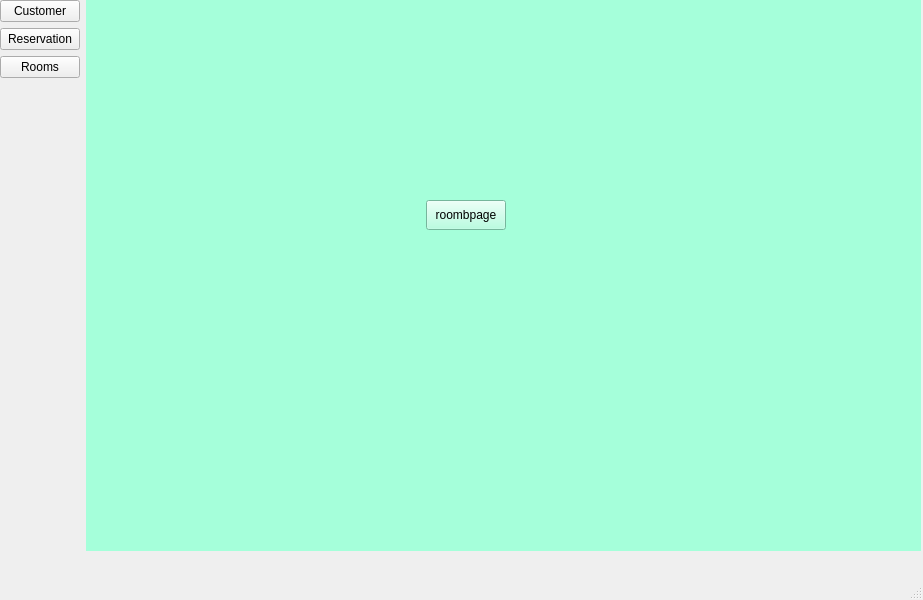
Before: the Qt Designer form src/designer/main_window.ui in trung-kieen/hotel-booking-system, drawn with Qt 5.
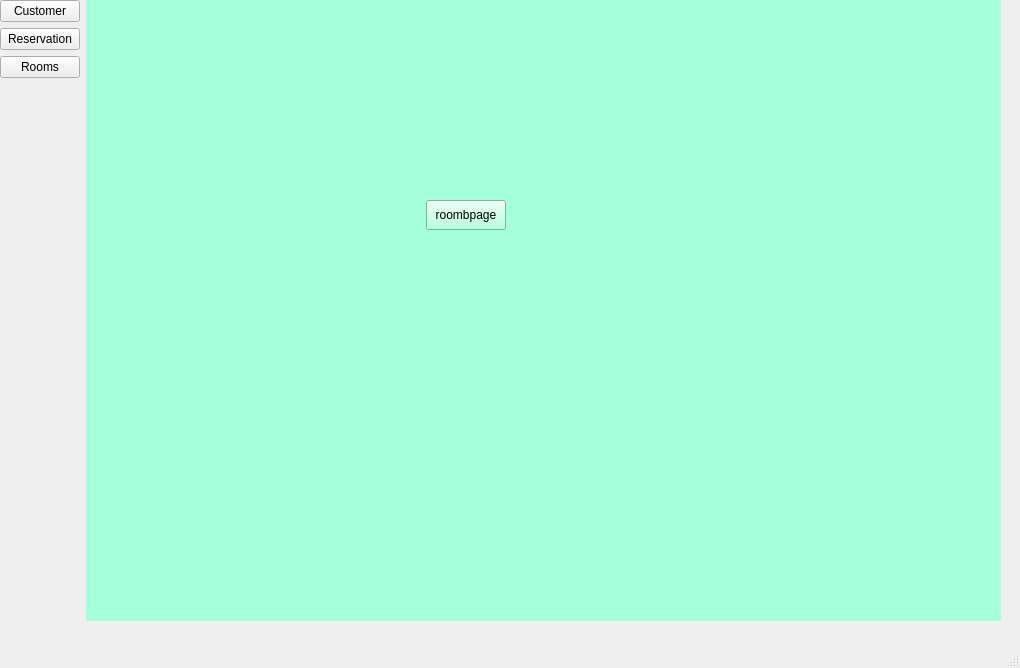
After: the same form once the commit is applied.

Commit message: feat: ✨ center layout response

Patch:
```diff
--- a/src/designer/main_window.ui
+++ b/src/designer/main_window.ui
@@ -6,8 +6,8 @@
    <rect>
     <x>0</x>
     <y>0</y>
-    <width>923</width>
-    <height>600</height>
+    <width>1020</width>
+    <height>668</height>
    </rect>
   </property>
   <property name="windowTitle">
@@ -19,8 +19,8 @@
      <rect>
       <x>0</x>
       <y>0</y>
-      <width>921</width>
-      <height>551</height>
+      <width>1001</width>
+      <height>621</height>
      </rect>
     </property>
     <layout class="QHBoxLayout" name="mainLayoutContainer">
```
Left out of the diff: 4 changed lines with no effect on the pictures. The commit also changes 5 other files.
